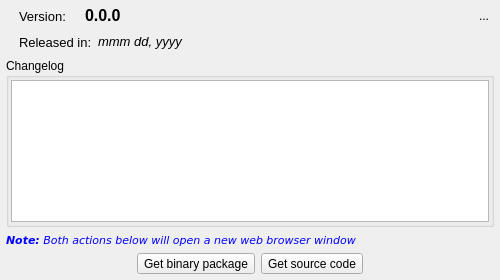
Qt form libpgmodeler_ui/ui/updatenotifierwidget.ui (pgmodeler/pgmodeler) before a commit.
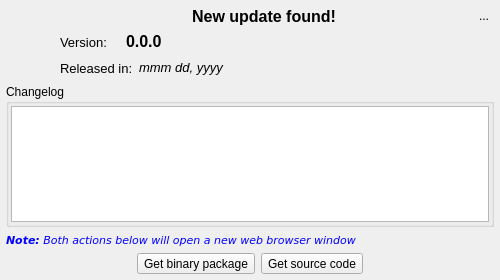
The same form after that commit. Icons and pictures are not drawn.

Patch:
```diff
--- a/libpgmodeler_ui/ui/updatenotifierwidget.ui
+++ b/libpgmodeler_ui/ui/updatenotifierwidget.ui
@@ -68,101 +68,190 @@
       <property name="bottomMargin">
        <number>6</number>
       </property>
-      <item row="4" column="0" colspan="2">
-       <layout class="QHBoxLayout" name="horizontalLayout">
+      <item row="0" column="1">
+       <widget class="QLabel" name="label_2">
+        <property name="font">
+         <font>
+          <pointsize>12</pointsize>
+          <weight>75</weight>
+          <bold>true</bold>
+         </font>
+        </property>
+        <property name="text">
+         <string>New update found!</string>
+        </property>
+        <property name="alignment">
+         <set>Qt::AlignCenter</set>
+        </property>
+       </widget>
+      </item>
+      <item row="0" column="0" rowspan="3">
+       <widget class="QLabel" name="label">
+        <property name="sizePolicy">
+         <sizepolicy hsizetype="Fixed" vsizetype="Preferred">
+          <horstretch>0</horstretch>
+          <verstretch>0</verstretch>
+         </sizepolicy>
+        </property>
+        <property name="maximumSize">
+         <size>
+          <width>48</width>
+          <height>480</height>
+         </size>
+        </property>
+        <property name="text">
+         <string/>
+        </property>
+        <property name="pixmap">
+         <pixmap resource="../res/resources.qrc">:/icones/icones/update.png</pixmap>
+        </property>
+        <property name="scaledContents">
+         <bool>false</bool>
+        </property>
+        <property name="alignment">
+         <set>Qt::AlignLeading|Qt::AlignLeft|Qt::AlignTop</set>
+        </property>
+       </widget>
+      </item>
+      <item row="0" column="2">
+       <widget class="QToolButton" name="hide_tb">
+        <property name="minimumSize">
+         <size>
+          <width>20</width>
+          <height>20</height>
+         </size>
+        </property>
+        <property name="maximumSize">
+         <size>
+          <width>20</width>
+          <height>20</height>
+         </size>
+        </property>
+        <property name="toolTip">
+         <string>Hide this widget</string>
+        </property>
+        <property name="text">
+         <string>...</string>
+        </property>
+        <property name="icon">
+         <iconset resource="../res/resources.qrc">
+          <normaloff>:/icones/icones/fechar1.png</normaloff>:/icones/icones/fechar1.png</iconset>
+        </property>
+        <property name="autoRaise">
+         <bool>true</bool>
+        </property>
+       </widget>
+      </item>
+      <item row="2" column="1" colspan="2">
+       <layout class="QHBoxLayout" name="horizontalLayout_3">
         <item>
-         <spacer name="horizontalSpacer_2">
-          <property name="orientation">
-           <enum>Qt::Horizontal</enum>
+         <widget class="QLabel" name="date_lbl">
+          <property name="sizePolicy">
+           <sizepolicy hsizetype="Preferred" vsizetype="Fixed">
+            <horstretch>0</horstretch>
+            <verstretch>0</verstretch>
+           </sizepolicy>
           </property>
-          <property name="sizeHint" stdset="0">
+          <property name="minimumSize">
            <size>
-            <width>40</width>
+            <width>60</width>
             <height>20</height>
            </size>
           </property>
-         </spacer>
-        </item>
-        <item>
-         <widget class="QToolButton" name="get_binary_tb">
-          <property name="minimumSize">
+          <property name="maximumSize">
            <size>
-            <width>0</width>
-            <height>0</height>
+            <width>16777215</width>
+            <height>16777215</height>
            </size>
           </property>
-          <property name="toolTip">
-           <string>Show raw text errors or information.</string>
+          <property name="font">
+           <font>
+            <pointsize>10</pointsize>
+           </font>
           </property>
           <property name="text">
-           <string>Get binary package</string>
+           <string>Released in:</string>
           </property>
-          <property name="icon">
-           <iconset resource="../res/resources.qrc">
-            <normaloff>:/icones/icones/dl_binary.png</normaloff>:/icones/icones/dl_binary.png</iconset>
+         </widget>
+        </item>
+        <item>
+         <widget class="QLabel" name="ver_date_lbl">
+          <property name="sizePolicy">
+           <sizepolicy hsizetype="Expanding" vsizetype="Fixed">
+            <horstretch>0</horstretch>
+            <verstretch>0</verstretch>
+           </sizepolicy>
           </property>
-          <property name="iconSize">
-           <size>
-            <width>22</width>
-            <height>22</height>
-           </size>
+          <property name="font">
+           <font>
+            <pointsize>10</pointsize>
+            <weight>50</weight>
+            <italic>true</italic>
+            <bold>false</bold>
+           </font>
           </property>
-          <property name="checkable">
-           <bool>false</bool>
+          <property name="text">
+           <string>mmm dd, yyyy</string>
           </property>
-          <property name="toolButtonStyle">
-           <enum>Qt::ToolButtonTextBesideIcon</enum>
-          </property>
          </widget>
         </item>
+       </layout>
+      </item>
+      <item row="1" column="1" colspan="2">
+       <layout class="QHBoxLayout" name="horizontalLayout_2">
         <item>
-         <widget class="QToolButton" name="get_source_tb">
+         <widget class="QLabel" name="version_lbl">
+          <property name="sizePolicy">
+           <sizepolicy hsizetype="Preferred" vsizetype="Fixed">
+            <horstretch>0</horstretch>
+            <verstretch>0</verstretch>
+           </sizepolicy>
+          </property>
           <property name="minimumSize">
            <size>
-            <width>0</width>
-            <height>0</height>
+            <width>60</width>
+            <height>20</height>
            </size>
           </property>
-          <property name="toolTip">
-           <string>Show raw text errors or information.</string>
-          </property>
-          <property name="text">
-           <string>Get source code</string>
-          </property>
-          <property name="icon">
-           <iconset resource="../res/resources.qrc">
-            <normaloff>:/icones/icones/dl_source.png</normaloff>:/icones/icones/dl_source.png</iconset>
-          </property>
-          <property name="iconSize">
+          <property name="maximumSize">
            <size>
-            <width>22</width>
-            <height>22</height>
+            <width>16777215</width>
+            <height>16777215</height>
            </size>
           </property>
-          <property name="checkable">
-           <bool>false</bool>
+          <property name="font">
+           <font>
+            <pointsize>10</pointsize>
+           </font>
           </property>
-          <property name="toolButtonStyle">
-           <enum>Qt::ToolButtonTextBesideIcon</enum>
+          <property name="text">
+           <string>Version:</string>
           </property>
          </widget>
         </item>
         <item>
-         <spacer name="horizontalSpacer">
-          <property name="orientation">
-           <enum>Qt::Horizontal</enum>
+         <widget class="QLabel" name="ver_num_lbl">
+          <property name="sizePolicy">
+           <sizepolicy hsizetype="Expanding" vsizetype="Fixed">
+            <horstretch>0</horstretch>
+            <verstretch>0</verstretch>
+           </sizepolicy>
           </property>
-          <property name="sizeHint" stdset="0">
-           <size>
-            <width>40</width>
-            <height>20</height>
-           </size>
+          <property name="font">
+           <font>
+            <pointsize>12</pointsize>
+            <weight>75</weight>
+            <bold>true</bold>
+           </font>
           </property>
-         </spacer>
+          <property name="text">
+           <string>0.0.0</string>
+          </property>
+         </widget>
         </item>
        </layout>
       </item>
-      <item row="2" column="0" colspan="2">
+      <item row="3" column="0" colspan="3">
        <widget class="QGroupBox" name="changelog_gb">
         <property name="title">
          <string>Changelog</string>
@@ -210,7 +299,101 @@
         </layout>
        </widget>
       </item>
-      <item row="3" column="0" colspan="2">
+      <item row="5" column="0" colspan="3">
+       <layout class="QHBoxLayout" name="horizontalLayout">
+        <item>
+         <spacer name="horizontalSpacer_2">
+          <property name="orientation">
+           <enum>Qt::Horizontal</enum>
+          </property>
+          <property name="sizeHint" stdset="0">
+           <size>
+            <width>40</width>
+            <height>20</height>
+           </size>
+          </property>
+         </spacer>
+        </item>
+        <item>
+         <widget class="QToolButton" name="get_binary_tb">
+          <property name="minimumSize">
+           <size>
+            <width>0</width>
+            <height>0</height>
+           </size>
+          </property>
+          <property name="toolTip">
+           <string>Show raw text errors or information.</string>
+          </property>
+          <property name="text">
+           <string>Get binary package</string>
+          </property>
+          <property name="icon">
+           <iconset resource="../res/resources.qrc">
+            <normaloff>:/icones/icones/dl_binary.png</normaloff>:/icones/icones/dl_binary.png</iconset>
+          </property>
+          <property name="iconSize">
+           <size>
+            <width>22</width>
+            <height>22</height>
+           </size>
+          </property>
+          <property name="checkable">
+           <bool>false</bool>
+          </property>
+          <property name="toolButtonStyle">
+           <enum>Qt::ToolButtonTextBesideIcon</enum>
+          </property>
+         </widget>
+        </item>
+        <item>
+         <widget class="QToolButton" name="get_source_tb">
+          <property name="minimumSize">
+           <size>
+            <width>0</width>
+            <height>0</height>
+           </size>
+          </property>
+          <property name="toolTip">
+           <string>Show raw text errors or information.</string>
+          </property>
+          <property name="text">
+           <string>Get source code</string>
+          </property>
+          <property name="icon">
+           <iconset resource="../res/resources.qrc">
+            <normaloff>:/icones/icones/dl_source.png</normaloff>:/icones/icones/dl_source.png</iconset>
+          </property>
+          <property name="iconSize">
+           <size>
+            <width>22</width>
+            <height>22</height>
+           </size>
+          </property>
+          <property name="checkable">
+           <bool>false</bool>
+          </property>
+          <property name="toolButtonStyle">
+           <enum>Qt::ToolButtonTextBesideIcon</enum>
+          </property>
+         </widget>
+        </item>
+        <item>
+         <spacer name="horizontalSpacer">
+          <property name="orientation">
+           <enum>Qt::Horizontal</enum>
+          </property>
+          <property name="sizeHint" stdset="0">
+           <size>
+            <width>40</width>
+            <height>20</height>
+           </size>
+          </property>
+         </spacer>
+        </item>
+       </layout>
+      </item>
+      <item row="4" column="0" colspan="3">
        <widget class="QLabel" name="recv_tab_hint_lbl">
         <property name="enabled">
          <bool>true</bool>
@@ -276,169 +459,6 @@
         </property>
        </widget>
       </item>
-      <item row="1" column="1">
-       <layout class="QHBoxLayout" name="horizontalLayout_3">
-        <item>
-         <widget class="QLabel" name="date_lbl">
-          <property name="sizePolicy">
-           <sizepolicy hsizetype="Preferred" vsizetype="Fixed">
-            <horstretch>0</horstretch>
-            <verstretch>0</verstretch>
-           </sizepolicy>
-          </property>
-          <property name="minimumSize">
-           <size>
-            <width>60</width>
-            <height>20</height>
-           </size>
-          </property>
-          <property name="maximumSize">
-           <size>
-            <width>16777215</width>
-            <height>16777215</height>
-           </size>
-          </property>
-          <property name="font">
-           <font>
-            <pointsize>10</pointsize>
-           </font>
-          </property>
-          <property name="text">
-           <string>Released in:</string>
-          </property>
-         </widget>
-        </item>
-        <item>
-         <widget class="QLabel" name="ver_date_lbl">
-          <property name="sizePolicy">
-           <sizepolicy hsizetype="Expanding" vsizetype="Fixed">
-            <horstretch>0</horstretch>
-            <verstretch>0</verstretch>
-           </sizepolicy>
-          </property>
-          <property name="font">
-           <font>
-            <pointsize>10</pointsize>
-            <weight>50</weight>
-            <italic>true</italic>
-            <bold>false</bold>
-           </font>
-          </property>
-          <property name="text">
-           <string>mmm dd, yyyy</string>
-          </property>
-         </widget>
-        </item>
-       </layout>
-      </item>
-      <item row="0" column="0" rowspan="2">
-       <widget class="QLabel" name="label">
-        <property name="sizePolicy">
-         <sizepolicy hsizetype="Fixed" vsizetype="Fixed">
-          <horstretch>0</horstretch>
-          <verstretch>0</verstretch>
-         </sizepolicy>
-        </property>
-        <property name="maximumSize">
-         <size>
-          <width>48</width>
-          <height>48</height>
-         </size>
-        </property>
-        <property name="text">
-         <string/>
-        </property>
-        <property name="pixmap">
-         <pixmap resource="../res/resources.qrc">:/icones/icones/update.png</pixmap>
-        </property>
-        <property name="scaledContents">
-         <bool>false</bool>
-        </property>
-       </widget>
-      </item>
-      <item row="0" column="1">
-       <layout class="QHBoxLayout" name="horizontalLayout_2">
-        <item>
-         <widget class="QLabel" name="version_lbl">
-          <property name="sizePolicy">
-           <sizepolicy hsizetype="Preferred" vsizetype="Fixed">
-            <horstretch>0</horstretch>
-            <verstretch>0</verstretch>
-           </sizepolicy>
-          </property>
-          <property name="minimumSize">
-           <size>
-            <width>60</width>
-            <height>20</height>
-           </size>
-          </property>
-          <property name="maximumSize">
-           <size>
-            <width>16777215</width>
-            <height>16777215</height>
-           </size>
-          </property>
-          <property name="font">
-           <font>
-            <pointsize>10</pointsize>
-           </font>
-          </property>
-          <property name="text">
-           <string>Version:</string>
-          </property>
-         </widget>
-        </item>
-        <item>
-         <widget class="QLabel" name="ver_num_lbl">
-          <property name="sizePolicy">
-           <sizepolicy hsizetype="Expanding" vsizetype="Fixed">
-            <horstretch>0</horstretch>
-            <verstretch>0</verstretch>
-           </sizepolicy>
-          </property>
-          <property name="font">
-           <font>
-            <pointsize>12</pointsize>
-            <weight>75</weight>
-            <bold>true</bold>
-           </font>
-          </property>
-          <property name="text">
-           <string>0.0.0</string>
-          </property>
-         </widget>
-        </item>
-        <item>
-         <widget class="QToolButton" name="hide_tb">
-          <property name="minimumSize">
-           <size>
-            <width>20</width>
-            <height>20</height>
-           </size>
-          </property>
-          <property name="maximumSize">
-           <size>
-            <width>20</width>
-            <height>20</height>
-           </size>
-          </property>
-          <property name="toolTip">
-           <string>Hide this widget</string>
-          </property>
-          <property name="text">
-           <string>...</string>
-          </property>
-          <property name="icon">
-           <iconset resource="../res/resources.qrc">
-            <normaloff>:/icones/icones/fechar1.png</normaloff>:/icones/icones/fechar1.png</iconset>
-          </property>
-          <property name="autoRaise">
-           <bool>true</bool>
-          </property>
-         </widget>
-        </item>
-       </layout>
-      </item>
      </layout>
     </widget>
    </item>
```
